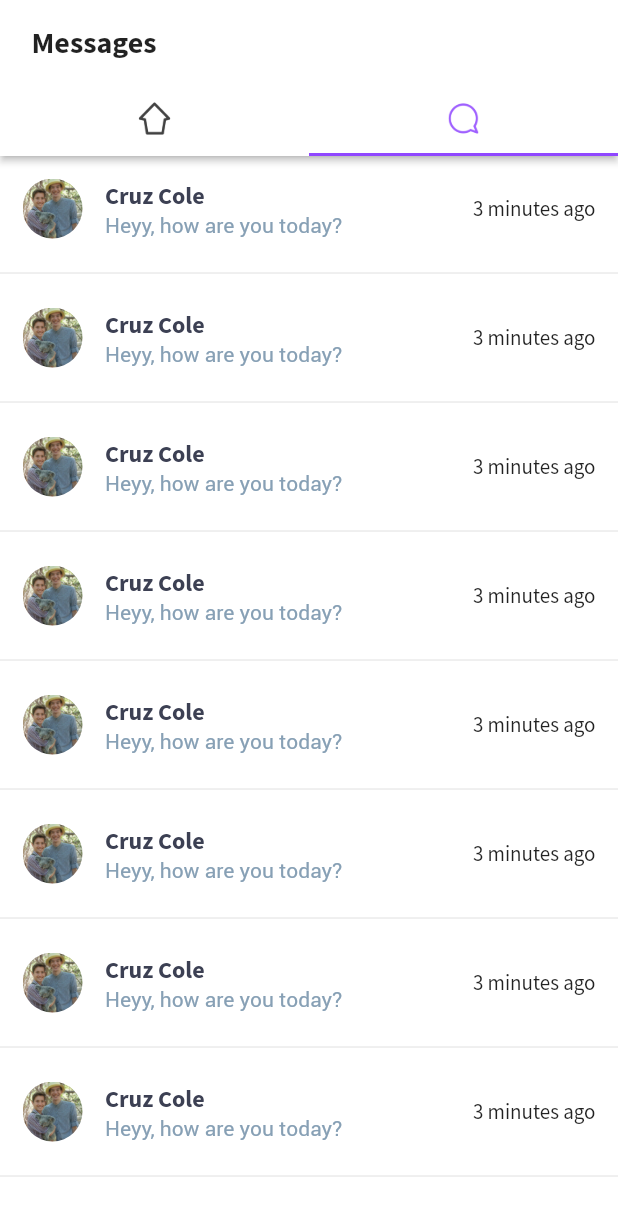
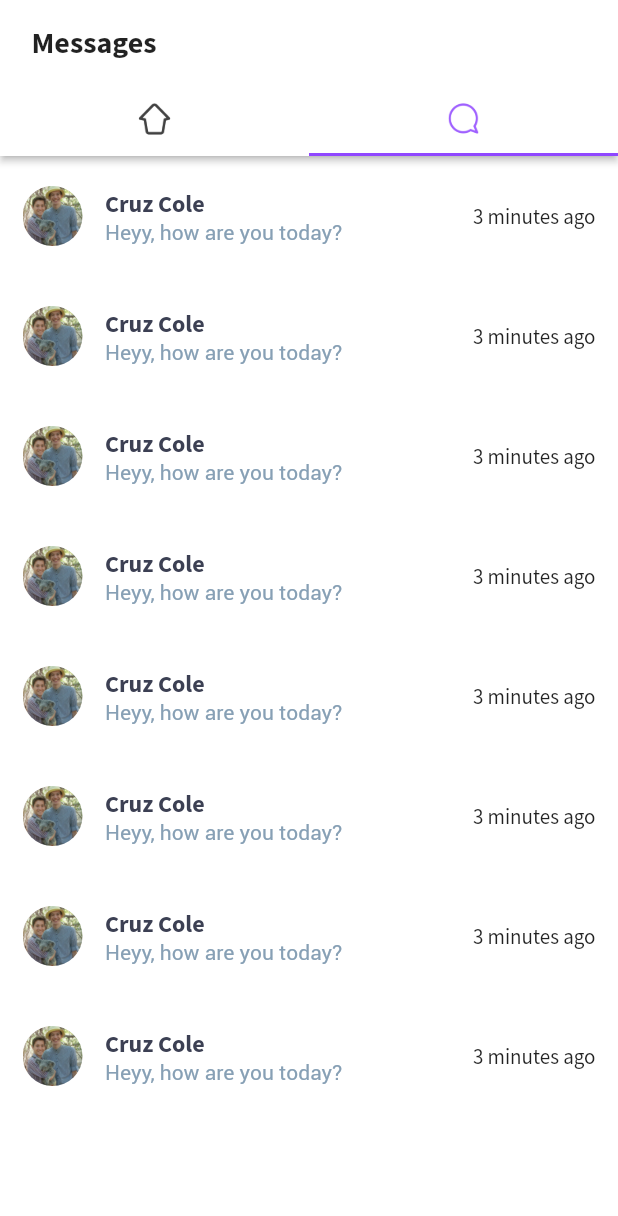
Before and after one commit to harrisonturton/ramble, a Flutter app: the screen it shows after launch, tab 2 chosen, on a phone screen of 412 x 824 dp. Shown: the top 1216 px of the screen. Run offline on Flutter 3.47's test engine with Material 2 defaults, Android fonts, the phone set to English and light mode, and no system bars; statements that could not run were skipped.

Commit message:
Basic Messages routing

```diff
--- a/lib/messages.dart
+++ b/lib/messages.dart
@@ -6,6 +6,7 @@ class Messages extends StatelessWidget {
 	@override
 	Widget build(BuildContext context) {
 		return new ListView(
+			padding: const EdgeInsets.all(0.0),
 			children: [
 				new ChatListItem(
 					person: new MockPerson()
--- a/lib/newsfeed.dart
+++ b/lib/newsfeed.dart
@@ -20,6 +20,7 @@ class Newsfeed extends StatelessWidget {
 			onRefresh: onRefresh,
 			color: Primary,
 			child: new ListView(
+				padding: const EdgeInsets.all(0.0),
 				children: [
 					newPost(),
 					newPost(),
--- a/lib/widgets/chat/ChatListItem.dart
+++ b/lib/widgets/chat/ChatListItem.dart
@@ -7,6 +7,31 @@ import 'package:newsfeed_2/model/model.dart' as Model;
 class ChatListItem extends StatelessWidget {
 	ChatListItem({this.person});
 	Model.Person person;
+
+	void handleTap(BuildContext context) {
+		Navigator.of(context).push(new MaterialPageRoute(
+			builder: (context) {
+				return new Scaffold(
+					appBar: new AppBar(
+						title: new Text("${person.fullName}"),
+						elevation: 2.0
+					),
+					body: new Column(
+						children: [
+							new Expanded(
+								child: new ListView(
+									children: [
+										new ChatFrame()
+									]
+								)
+							),
+							new CommentInput()
+						]
+					)
+				);
+			}
+		));
+	}
 
 	Widget _header() {
 		return new Row(
@@ -42,12 +67,19 @@ class ChatListItem extends StatelessWidget {
 
 	@override
 	Widget build(BuildContext context) {
-		return new Container(
+		return new Material(
+			color: Colors.transparent,
+			child: new InkWell(
+				onTap: () => handleTap(context),
+				child: new Container(
 					child: new Column(
 						mainAxisSize: MainAxisSize.min,
 						children: [
 							new Padding(
-						padding: const EdgeInsets.all(15.0),
+								padding: const EdgeInsets.symmetric(
+									horizontal: 15.0,
+									vertical: 20.0
+								),
 								child: new Row(
 									mainAxisAlignment: MainAxisAlignment.spaceBetween,
 									children: [
@@ -56,11 +88,9 @@ class ChatListItem extends StatelessWidget {
 									]
 								)
 							),
-					new Divider()
 						]
 					),
-			decoration: new BoxDecoration(
-				color: Colors.white,
+				)
 			)
 		);
 	}
--- a/lib/widgets/post/post.dart
+++ b/lib/widgets/post/post.dart
@@ -18,7 +18,7 @@ class Post extends StatelessWidget {
 			padding: const EdgeInsets.only(
 				left: 20.0,
 				right: 20.0,
-				top: 10.0,
+				top: 25.0,
 				bottom: 25.0
 			),
 			child: new Column(
--- a/lib/widgets/widgets.dart
+++ b/lib/widgets/widgets.dart
@@ -9,4 +9,3 @@ export "ImageButton.dart";
 export "ImageIcons.dart";
 export "TappableImageButton.dart";
 export "CommentInput.dart";
-export "EnsureVisibleWhenFocused.dart";
```
Also changed, not shown: assets/icons/icon_home_enclosed_thick.png. Lines whose indentation alone changed are shown as unchanged.
